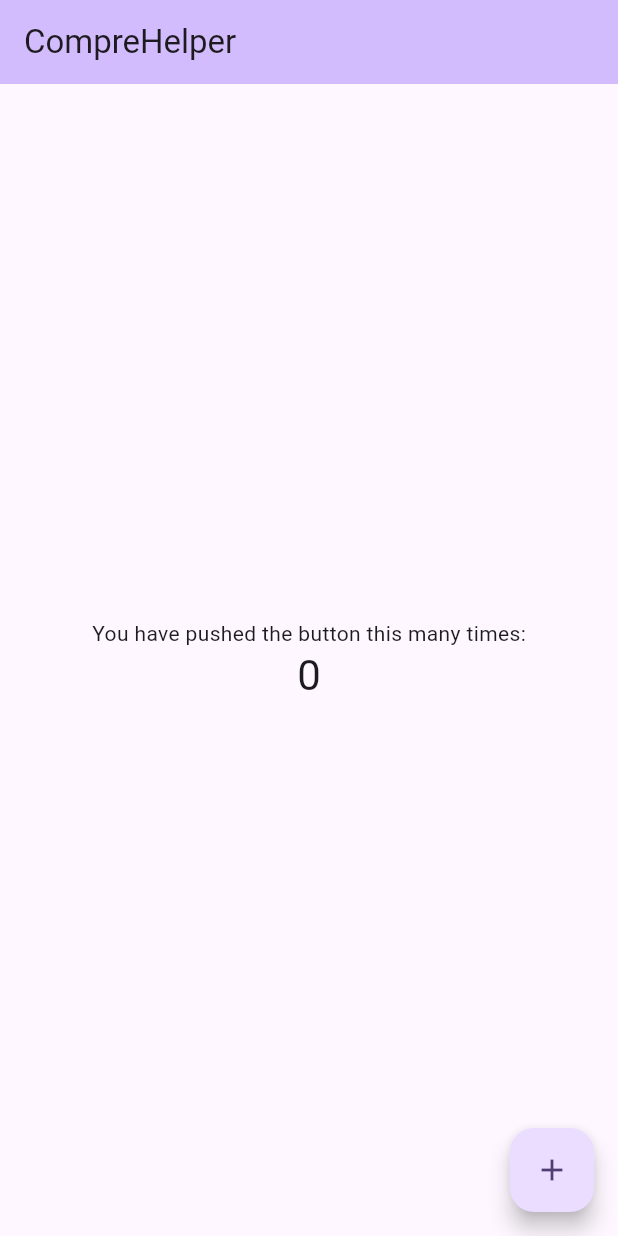
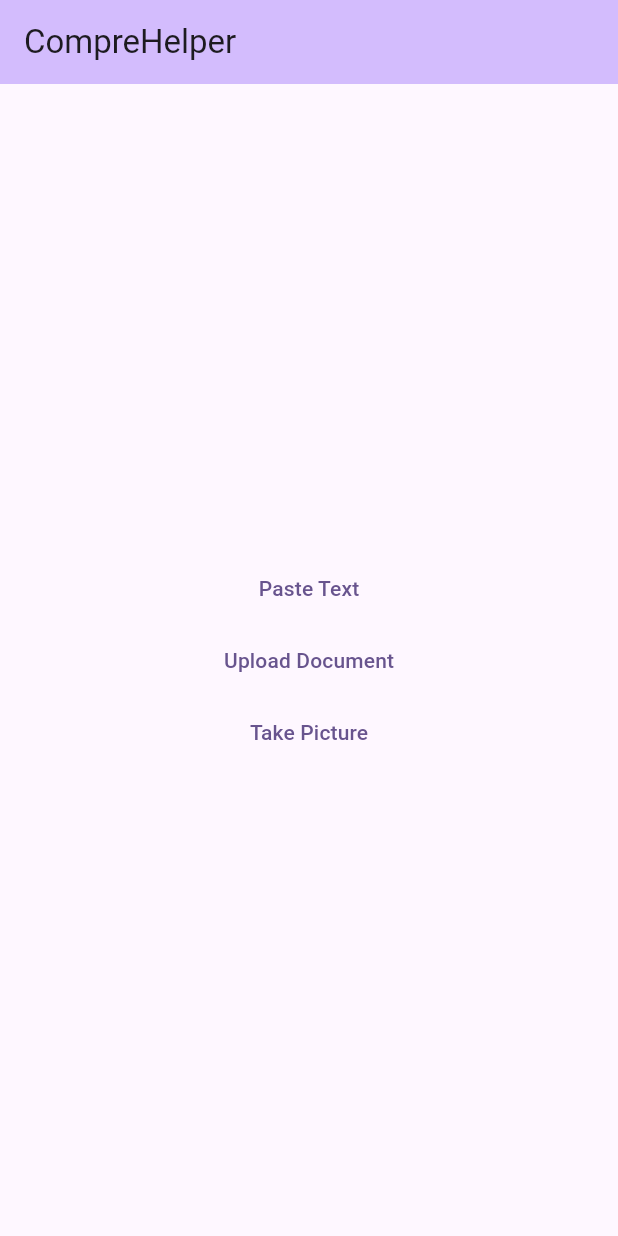
Before and after one commit to skiluk/comprehelper, a Flutter app: the screen it shows after launch, on a phone screen of 412 x 824 dp. Run offline on Flutter 3.47's test engine with Material 3 defaults, Android fonts, the phone set to English and light mode, and no system bars.

Commit message:
some updates

```diff
--- /dev/null
+++ b/lib/gpt_helper.dart
@@ -0,0 +1,3 @@
+class Gpthelper {
+
+}
--- a/lib/main.dart
+++ b/lib/main.dart
@@ -30,14 +30,6 @@ class MyHomePage extends StatefulWidget {
 }
 
 class _MyHomePageState extends State<MyHomePage> {
-  int _counter = 0;
-
-  void _incrementCounter() {
-    setState(() {
-      _counter++;
-    });
-  }
-
   @override
   Widget build(BuildContext context) {
     return Scaffold(
@@ -49,21 +41,44 @@ class _MyHomePageState extends State<MyHomePage> {
         child: Column(
           mainAxisAlignment: MainAxisAlignment.center,
           children: <Widget>[
-            const Text(
-              'You have pushed the button this many times:',
-            ),
-            Text(
-              '$_counter',
-              style: Theme.of(context).textTheme.headlineMedium,
-            ),
+            TextButton(onPressed: openTextDialog, child: const Text('Paste Text')),
+            TextButton(onPressed: uploadDocument, child: const Text('Upload Document')),
+            TextButton(onPressed: openCamera, child: const Text('Take Picture'))
           ],
         ),
       ),
-      floatingActionButton: FloatingActionButton(
-        onPressed: _incrementCounter,
-        tooltip: 'Increment',
-        child: const Icon(Icons.add),
-      ),
     );
   }
+
+  void openTextDialog() {
+    showDialog(
+      context: context,
+      builder: (BuildContext context) {
+        return AlertDialog(
+          title: const Text('Paste Text'),
+          content: const TextField(
+            decoration: InputDecoration(hintText: 'Enter your text here'),
+          ),
+          actions: <Widget>[
+            TextButton(
+              onPressed: () {
+                Navigator.of(context).pop();
+              },
+              child: const Text('Cancel'),
+            ),
+            TextButton(
+              onPressed: () {
+                Navigator.of(context).pop();
+              },
+              child: const Text('Done'),
+            ),
+          ],
+        );
+      },
+    );
+  }
+
+  void uploadDocument() {}
+
+  void openCamera() {}
 }
```
